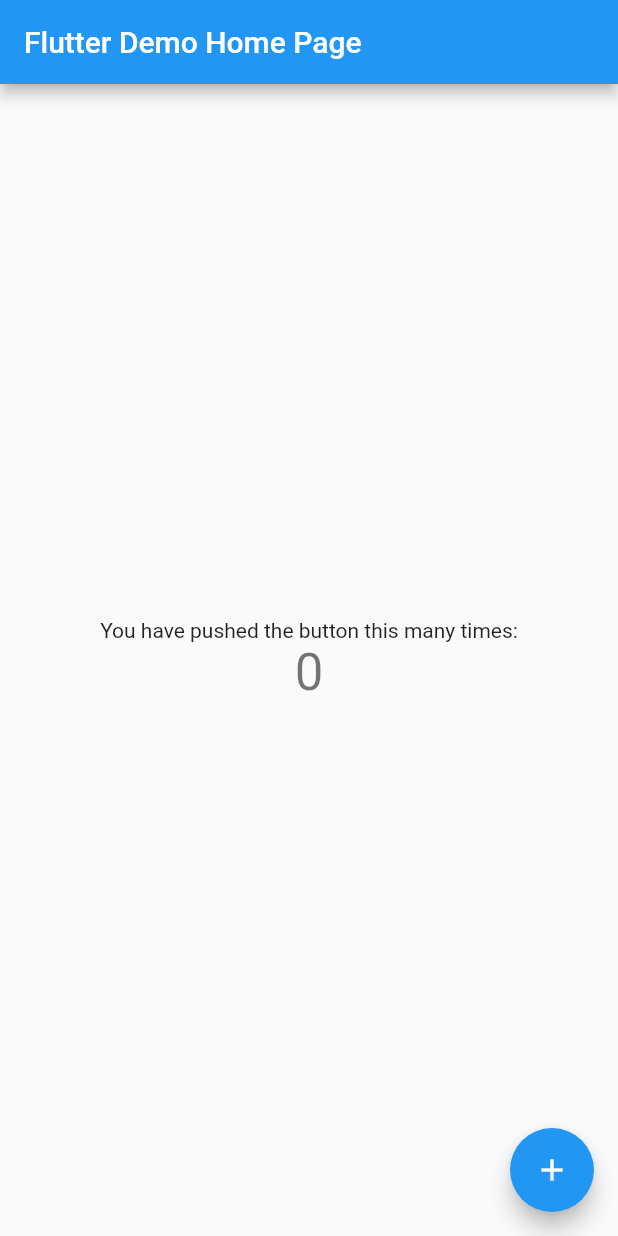
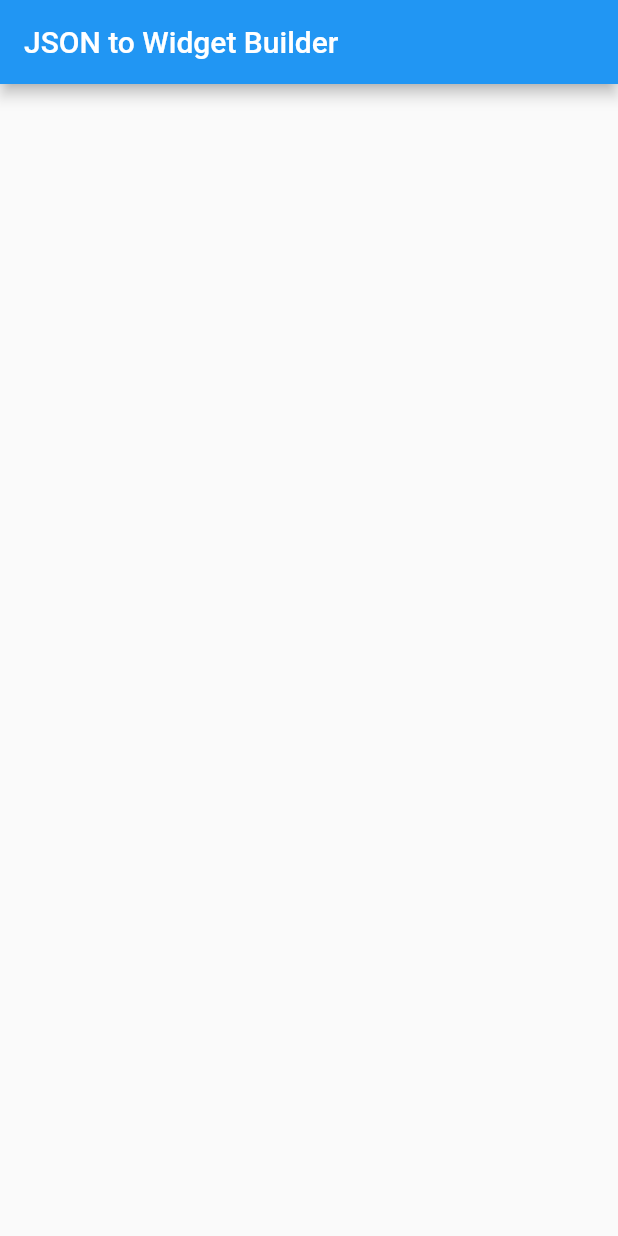
Before and after one commit to lohanidamodar/flutter_builders, a Flutter app: the screen it shows after launch, on a phone screen of 412 x 824 dp. Run offline on Flutter 3.47's test engine with Material 2 defaults, Android fonts, the phone set to English and light mode, and no system bars.

Commit message:
setup basic project

```diff
--- a/lib/main.dart
+++ b/lib/main.dart
@@ -3,109 +3,26 @@ import 'package:flutter/material.dart';
 void main() => runApp(MyApp());
 
 class MyApp extends StatelessWidget {
-  // This widget is the root of your application.
   @override
   Widget build(BuildContext context) {
     return MaterialApp(
-      title: 'Flutter Demo',
+      title: 'Flutter Builders Demo',
       theme: ThemeData(
-        // This is the theme of your application.
-        //
-        // Try running your application with "flutter run". You'll see the
-        // application has a blue toolbar. Then, without quitting the app, try
-        // changing the primarySwatch below to Colors.green and then invoke
-        // "hot reload" (press "r" in the console where you ran "flutter run",
-        // or simply save your changes to "hot reload" in a Flutter IDE).
-        // Notice that the counter didn't reset back to zero; the application
-        // is not restarted.
         primarySwatch: Colors.blue,
       ),
-      home: MyHomePage(title: 'Flutter Demo Home Page'),
+      home: HomePage(),
     );
   }
 }
 
-class MyHomePage extends StatefulWidget {
-  MyHomePage({Key key, this.title}) : super(key: key);
-
-  // This widget is the home page of your application. It is stateful, meaning
-  // that it has a State object (defined below) that contains fields that affect
-  // how it looks.
-
-  // This class is the configuration for the state. It holds the values (in this
-  // case the title) provided by the parent (in this case the App widget) and
-  // used by the build method of the State. Fields in a Widget subclass are
-  // always marked "final".
-
-  final String title;
-
+class HomePage extends StatelessWidget {
   @override
-  _MyHomePageState createState() => _MyHomePageState();
-}
-
-class _MyHomePageState extends State<MyHomePage> {
-  int _counter = 0;
-
-  void _incrementCounter() {
-    setState(() {
-      // This call to setState tells the Flutter framework that something has
-      // changed in this State, which causes it to rerun the build method below
-      // so that the display can reflect the updated values. If we changed
-      // _counter without calling setState(), then the build method would not be
-      // called again, and so nothing would appear to happen.
-      _counter++;
-    });
-  }
-
-  @override
-  Widget build(BuildContext context) {
-    // This method is rerun every time setState is called, for instance as done
-    // by the _incrementCounter method above.
-    //
-    // The Flutter framework has been optimized to make rerunning build methods
-    // fast, so that you can just rebuild anything that needs updating rather
-    // than having to individually change instances of widgets.
+  Widget build(BuildContext context){
     return Scaffold(
       appBar: AppBar(
-        // Here we take the value from the MyHomePage object that was created by
-        // the App.build method, and use it to set our appbar title.
-        title: Text(widget.title),
+        title: Text('JSON to Widget Builder'),
       ),
-      body: Center(
-        // Center is a layout widget. It takes a single child and positions it
-        // in the middle of the parent.
-        child: Column(
-          // Column is also layout widget. It takes a list of children and
-          // arranges them vertically. By default, it sizes itself to fit its
-          // children horizontally, and tries to be as tall as its parent.
-          //
-          // Invoke "debug painting" (press "p" in the console, choose the
-          // "Toggle Debug Paint" action from the Flutter Inspector in Android
-          // Studio, or the "Toggle Debug Paint" command in Visual Studio Code)
-          // to see the wireframe for each widget.
-          //
-          // Column has various properties to control how it sizes itself and
-          // how it positions its children. Here we use mainAxisAlignment to
-          // center the children vertically; the main axis here is the vertical
-          // axis because Columns are vertical (the cross axis would be
-          // horizontal).
-          mainAxisAlignment: MainAxisAlignment.center,
-          children: <Widget>[
-            Text(
-              'You have pushed the button this many times:',
-            ),
-            Text(
-              '$_counter',
-              style: Theme.of(context).textTheme.display1,
-            ),
-          ],
-        ),
-      ),
-      floatingActionButton: FloatingActionButton(
-        onPressed: _incrementCounter,
-        tooltip: 'Increment',
-        child: Icon(Icons.add),
-      ), // This trailing comma makes auto-formatting nicer for build methods.
+      body: Container(),
     );
   }
 }
```
Also changed, not shown: pubspec.yaml (+0 -54 lines).
